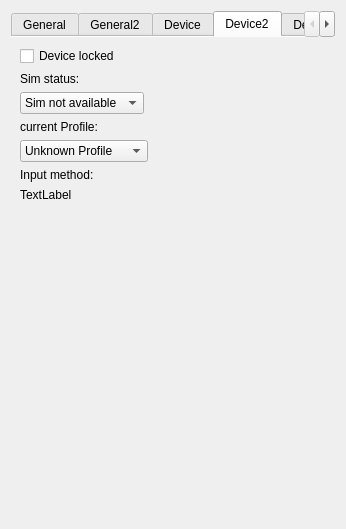
Qt form examples/sysinfo/dialog_s60.ui (qtproject/qt-mobility) before a commit.
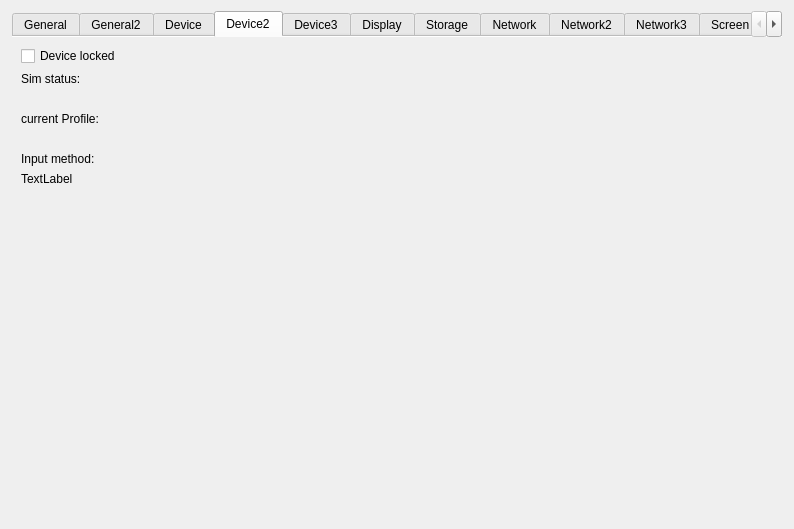
The same form after that commit. The open tabs and pages were chosen to show the change.

The edit to the form file:
```diff
--- a/examples/sysinfo/dialog_s60.ui
+++ b/examples/sysinfo/dialog_s60.ui
@@ -6,7 +6,7 @@
    <rect>
     <x>0</x>
     <y>0</y>
-    <width>346</width>
+    <width>794</width>
     <height>529</height>
    </rect>
   </property>
@@ -547,37 +547,7 @@
          </property>
         </widget>
        </item>
-       <item row="2" column="0">
-        <widget class="QComboBox" name="simComboBox">
-         <property name="sizePolicy">
-          <sizepolicy hsizetype="Fixed" vsizetype="Fixed">
-           <horstretch>0</horstretch>
-           <verstretch>0</verstretch>
-          </sizepolicy>
-         </property>
-         <item>
-          <property name="text">
-           <string>Sim not available</string>
-          </property>
-         </item>
-         <item>
-          <property name="text">
-           <string>Single available</string>
-          </property>
-         </item>
-         <item>
-          <property name="text">
-           <string>Dual available</string>
-          </property>
-         </item>
-         <item>
-          <property name="text">
-           <string>Locked</string>
-          </property>
-         </item>
-        </widget>
-       </item>
-       <item row="3" column="0">
+       <item row="4" column="0">
         <widget class="QLabel" name="label_38">
          <property name="sizePolicy">
           <sizepolicy hsizetype="Expanding" vsizetype="Fixed">
@@ -590,57 +560,7 @@
          </property>
         </widget>
        </item>
-       <item row="4" column="0">
-        <widget class="QComboBox" name="profileComboBox">
-         <property name="sizePolicy">
-          <sizepolicy hsizetype="Fixed" vsizetype="Fixed">
-           <horstretch>0</horstretch>
-           <verstretch>0</verstretch>
-          </sizepolicy>
-         </property>
-         <item>
-          <property name="text">
-           <string>Unknown Profile</string>
-          </property>
-         </item>
-         <item>
-          <property name="text">
-           <string>Silent Profile</string>
-          </property>
-         </item>
-         <item>
-          <property name="text">
-           <string>Normal Profile</string>
-          </property>
-         </item>
-         <item>
-          <property name="text">
-           <string>Loud profile</string>
-          </property>
-         </item>
-         <item>
-          <property name="text">
-           <string>Vib profile</string>
-          </property>
-         </item>
-         <item>
-          <property name="text">
-           <string>Offline profile</string>
-          </property>
-         </item>
-         <item>
-          <property name="text">
-           <string>Powersave profile</string>
-          </property>
-         </item>
-         <item>
-          <property name="text">
-           <string>Custom profile</string>
-          </property>
-         </item>
-        </widget>
-       </item>
-       <item row="5" column="0">
+       <item row="6" column="0">
         <widget class="QLabel" name="label_39">
          <property name="sizePolicy">
           <sizepolicy hsizetype="Expanding" vsizetype="Fixed">
@@ -653,7 +573,7 @@
          </property>
         </widget>
        </item>
-       <item row="5" column="1" rowspan="2">
+       <item row="6" column="1" rowspan="2">
         <spacer name="horizontalSpacer_13">
          <property name="orientation">
           <enum>Qt::Horizontal</enum>
@@ -666,7 +586,7 @@
          </property>
         </spacer>
        </item>
-       <item row="6" column="0">
+       <item row="7" column="0">
         <widget class="QLabel" name="inputMethodLabel">
          <property name="sizePolicy">
           <sizepolicy hsizetype="Fixed" vsizetype="Fixed">
@@ -682,7 +602,7 @@
          </property>
         </widget>
        </item>
-       <item row="7" column="0">
+       <item row="8" column="0">
         <spacer name="verticalSpacer_14">
          <property name="orientation">
           <enum>Qt::Vertical</enum>
@@ -695,6 +615,20 @@
          </property>
         </spacer>
        </item>
+       <item row="2" column="0">
+        <widget class="QLabel" name="simStatusLabel">
+         <property name="text">
+          <string/>
+         </property>
+        </widget>
+       </item>
+       <item row="5" column="0">
+        <widget class="QLabel" name="profileLabel">
+         <property name="text">
+          <string/>
+         </property>
+        </widget>
+       </item>
       </layout>
      </widget>
      <widget class="QWidget" name="sysdevicetab_3">
```
